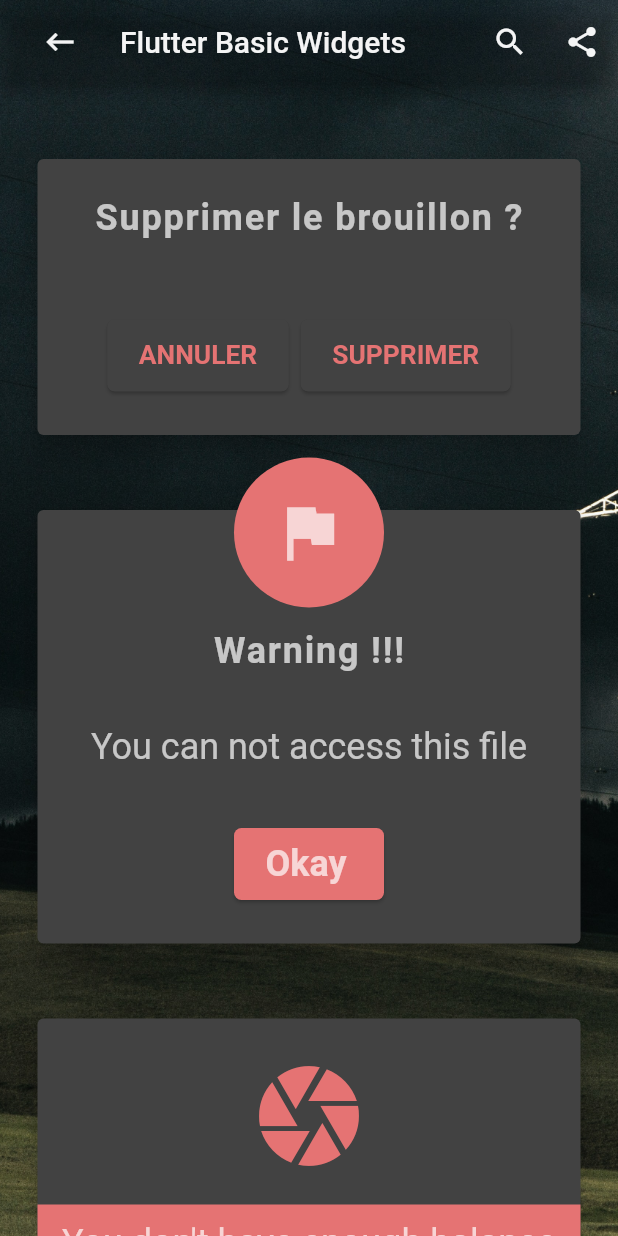
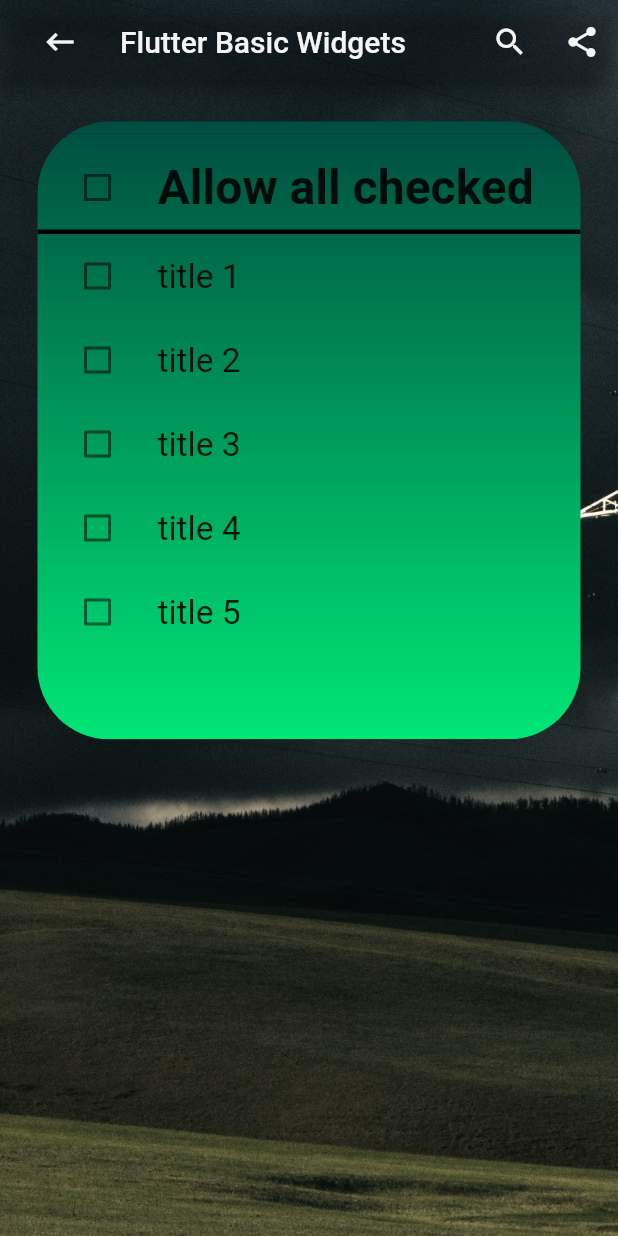
Before and after one commit to drogbut/FlutterBasicWidgets, a Flutter app: the screen it shows after launch, on a phone screen of 412 x 824 dp. Run offline on Flutter 3.47's test engine with Material 2 defaults, Android fonts, the phone set to English and light mode, and no system bars.

Commit message:
add  my checkbox

```diff
--- /dev/null
+++ b/lib/model/checkbox_model.dart
@@ -0,0 +1,9 @@
+
+
+import 'package:flutter/cupertino.dart';
+
+class CkeckBoxModel {
+  String title;
+  bool value;
+  CkeckBoxModel({@required this.title, this.value = false});
+}
--- a/lib/screens/body.dart
+++ b/lib/screens/body.dart
@@ -1,5 +1,6 @@
 import 'package:flutter/material.dart';
 import 'package:flutter/rendering.dart';
+import 'package:mise_en_page/model/checkbox_model.dart';
 import 'package:mise_en_page/my_constants.dart';
 import 'package:mise_en_page/widgets/my_widgets.dart';
 
@@ -12,6 +13,14 @@ class Body extends StatefulWidget {
 
 class _BodyState extends State<Body> {
 
+  final allchecked = CkeckBoxModel(title: "Allow all checked");
+  final checkboxList = [
+    CkeckBoxModel(title: "title 1", value: false),
+    CkeckBoxModel(title: "title 2", value: false),
+    CkeckBoxModel(title: "title 3", value: false),
+    CkeckBoxModel(title: "title 4", value: false),
+    CkeckBoxModel(title: "title 5", value: false),
+  ];
   //SecondPage secondPage;
   int count = 4;
 
@@ -30,7 +39,35 @@ class _BodyState extends State<Body> {
           child: new Column(
             mainAxisAlignment: MainAxisAlignment.center,
             children: [
-              MyAlertDialog(
+              MyContainer(size, size,
+                  ListView(
+                    children: [
+                      Divider(),
+                      ListTile(
+                        title: Text(allchecked.title, textScaleFactor: 2.0,
+                        style: TextStyle(fontWeight: FontWeight.bold),),
+                        onTap: () => onAllClicked(allchecked),
+                        leading: Checkbox(
+                          value: allchecked.value,
+                          onChanged: (value) => onAllClicked(allchecked),
+                        ),
+                      ),
+                      Container(height: 3, color: Colors.black,),
+                      ...checkboxList.map((item) =>
+                          ListTile(
+                            title: Text(item.title, textScaleFactor: 1.4,),
+                            onTap: () => onItemClicked(item),
+                            leading: Checkbox(
+                              value: item.value,
+                              onChanged: (value) => onItemClicked(item),
+                            ),
+                          ),
+                      ).toList()
+                    ],
+                  )
+              )
+
+              /*MyAlertDialog(
                 Row(
                   mainAxisAlignment: MainAxisAlignment.center,
                   crossAxisAlignment: CrossAxisAlignment.end,
@@ -226,7 +263,7 @@ class _BodyState extends State<Body> {
                 ),
                 backendContainerColor: alertDialogColor,
                 alignSubmittedWidget: Alignment.center,
-              ),
+              ),*/
 /*              MyAlertDialog(
                 containerHeight: size,
                 containerWidth: size,
@@ -588,6 +625,29 @@ class _BodyState extends State<Body> {
     );
   }
 
+  onAllClicked(CkeckBoxModel item){
+    final newValue = !item.value;
+    setState(() {
+      item.value = newValue;
+      checkboxList.forEach((element) {
+        element.value = newValue;
+      });
+    });
+  }
+
+  onItemClicked(CkeckBoxModel item){
+    final newValue = !item.value;
+    setState(() {
+      item.value = newValue;
+      if(!newValue){
+        allchecked.value = false;
+      }else{
+        final allListChecked = checkboxList.every((element) => element.value);
+        allchecked.value = allListChecked;
+      }
+    });
+  }
+
   void onCountChanged(int val) {
     setState(() => count += val);
   }
--- a/lib/widgets/my_widgets.dart
+++ b/lib/widgets/my_widgets.dart
@@ -8,3 +8,4 @@ export 'my_custom_button.dart';
 export 'my_card_with_child.dart';
 export 'my_padding_with_child.dart';
 export 'my_alert_dialog.dart';
+export 'my_checkbox.dart';
```
Also changed, not shown: lib/widgets/my_checkbox.dart (added, +45 -0 lines), assets/images/Checkbox.png (added), 1 other file.
